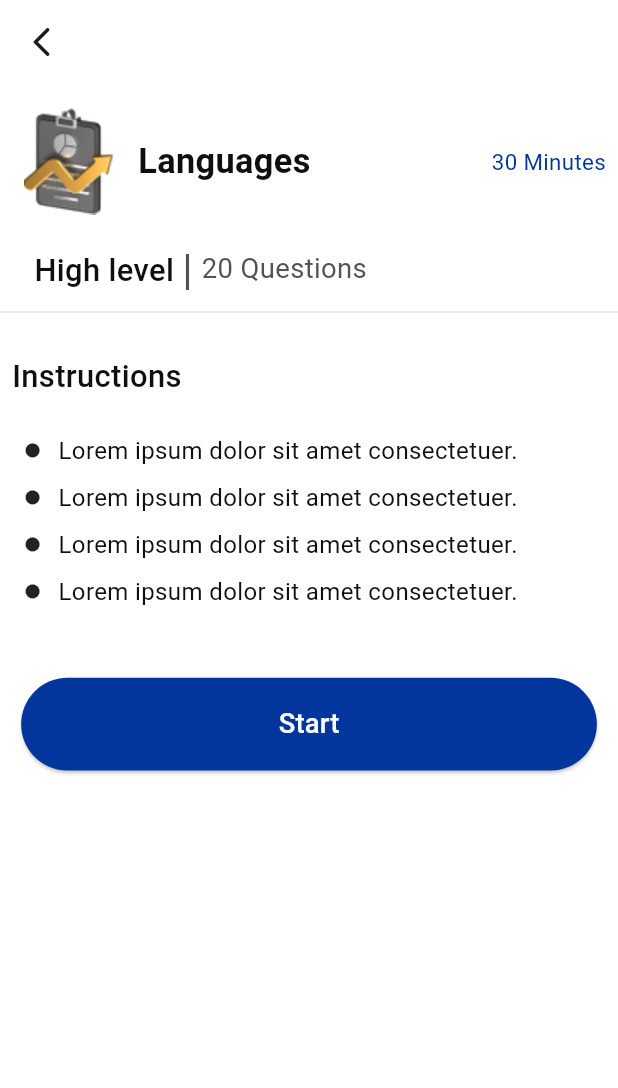
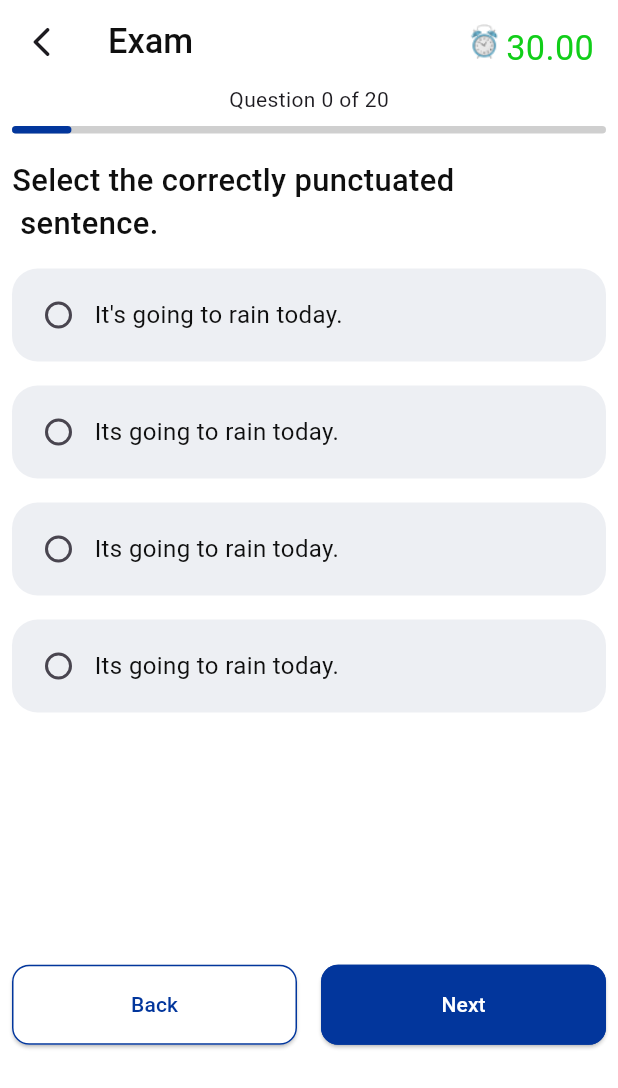
Before and after one commit to OmarHamed0/online_app, a Flutter app: the StartExamScreen screen opened by its route, after a tap on "Start", on a phone screen of 412 x 824 dp. Shown: the top 1088 px of the screen. Run offline on Flutter 3.47's test engine with Material 3 defaults, Android fonts, the phone set to English and light mode, and no system bars; our stand-ins replace bloc, dio, flutter_bloc, flutter_screenutil, fluttertoast, get_it and 2 more; generated files the repository leaves out were written again; network calls fail.

Commit message:
questionScreen UI:)

```diff
--- a/lib/config/routes/app_routes.dart
+++ b/lib/config/routes/app_routes.dart
@@ -5,6 +5,7 @@ import 'package:online_exam_app/presentation/auth/login/view/login_screen.dart';
 import 'package:online_exam_app/presentation/auth/signup/screen/signup_screen.dart';
 import 'package:online_exam_app/presentation/main_home/main_home_screen/main_home_screen.dart';
 import 'package:online_exam_app/presentation/tabs/explore/explore_screen/explore_screen.dart';
+import 'package:online_exam_app/presentation/tabs/explore/explore_screen/questions_screen.dart';
 import 'package:online_exam_app/presentation/tabs/explore/explore_screen/start_exam_screen.dart';
 import '../../presentation/tabs/explore/explore_screen/specific_subject_screen.dart';
 
@@ -13,6 +14,9 @@ class AppRoutes {
     switch (settings.name) {
       case PageRouteName.specificSubjectScreen:
         return _handleMaterialPageRoute(widget: SpecificSubjectScreen());
+      case PageRouteName.questionsScreenScreen:
+        return _handleMaterialPageRoute(widget: QuestionsScreen());
+
       case PageRouteName.startExamScreen:
         return _handleMaterialPageRoute(widget: StartExamScreen());
       case PageRouteName.exploreScreen:
--- a/lib/config/routes/page_route_name.dart
+++ b/lib/config/routes/page_route_name.dart
@@ -6,4 +6,5 @@ class PageRouteName{
   static const String specificSubjectScreen="specificSubjectScreen";
   static const String exploreScreen="exploreScreen";
   static const String startExamScreen="startExamScreen";
+  static const String questionsScreenScreen="questionsScreenScreen";
 }
--- a/lib/core/styles/colors/app_colors.dart
+++ b/lib/core/styles/colors/app_colors.dart
@@ -1,10 +1,14 @@
 import 'package:flutter/material.dart';
 
-class AppColors{
-  static  Color kWhite=Colors.white;
-  static  Color kBlack=const Color(0xFF0F0F0F);
-  static  Color kGray=const Color(0xFF535353);
-  static const   kDarkGray=Color(0xFFb6A6A6);
-  static const   kRed=Colors.red;
-  static const   kBlue=Color(0xFF02369C);
+class AppColors {
+  static Color kWhite = Colors.white;
+  static Color kBlack = const Color(0xFF0F0F0F);
+  static Color kGray = const Color(0xFF535353);
+  static const kDarkGray = Color(0xFFb6A6A6);
+  static const kRed = Colors.red;
+  static const kBlue = Color(0xFF02369C);
+  static const kLightGrey = Color(0xFFCFCFCF);
+  static const kGreen = Color(0xFF11CE19);
+  static const kLightBlue = Color(0xFFEDEFF3);
+  static const kMedBlue = Color(0xFFCCD7EB);
 }
--- a/lib/core/styles/images/app_images.dart
+++ b/lib/core/styles/images/app_images.dart
@@ -6,4 +6,5 @@ static const draftingTools="assets/images/Drafting Tools.png";
 static const languageTranslator="assets/images/Language Translator.png";
 static const microscope="assets/images/Microscope.png";
 static const profile="assets/images/Profit.png";
+static const alarm="assets/images/alarm.png";
 }
--- /dev/null
+++ b/lib/presentation/tabs/explore/explore_screen/questions_screen.dart
@@ -0,0 +1,174 @@
+import 'package:flutter/cupertino.dart';
+import 'package:flutter/material.dart';
+import 'package:flutter_screenutil/flutter_screenutil.dart';
+import 'package:online_exam_app/core/styles/colors/app_colors.dart';
+import 'package:online_exam_app/core/styles/fonts/app_fonts.dart';
+import 'package:online_exam_app/core/styles/images/app_images.dart';
+
+class QuestionsScreen extends StatefulWidget {
+  static String routeName = "questionsScreen";
+  @override
+  State<QuestionsScreen> createState() => _QuestionsScreenState();
+}
+
+class _QuestionsScreenState extends State<QuestionsScreen> {
+  int currentQuestionIndex = 1;
+  int totalQuestions = 20;
+  int selectedOption = -1;
+  List<String> options = [
+    "It's going to rain today.",
+    "Its going to rain today.",
+    "Its going to rain today.",
+    "Its going to rain today."
+  ];
+  List<String> questions = [];
+  @override
+  Widget build(BuildContext context) {
+    return Scaffold(
+        appBar: AppBar(
+          title: Text("Exam"),
+          leading: Icon(Icons.arrow_back_ios_rounded),
+          actions: [
+            Padding(
+              padding: const EdgeInsets.all(16.0),
+              child: Row(
+                children: [
+                  Image.asset(AppImages.alarm),
+                  SizedBox(width: 5),
+                  Text("30.00",
+                      style: TextStyle(
+                          fontSize: 20.sp,
+                          fontWeight: FontWeight.w400,
+                          color: AppColors.kGreen)),
+                ],
+              ),
+            ),
+          ],
+        ),
+        body: Column(children: [
+          Text(
+            "Question ${selectedOption + 1} of 20",
+          ),
+          Padding(
+            padding: const EdgeInsets.all(8.0),
+            child: LinearProgressIndicator(
+              value: (currentQuestionIndex + 1) / 20,
+              backgroundColor: AppColors.kLightGrey,
+              color: AppColors.kBlue,
+              minHeight: 5,
+              borderRadius: BorderRadius.circular(10.r),
+            ),
+          ),
+          Row(
+            children: [
+              Padding(
+                padding: const EdgeInsets.all(8.0),
+                child: Text("Select the correctly punctuated \n sentence.",
+                    style: TextStyle(
+                        fontWeight: FontWeight.w500,
+                        color: AppColors.kBlack,
+                        fontSize: 18.sp,
+                        overflow: TextOverflow.ellipsis)),
+              ),
+            ],
+          ),
+          Expanded(
+            child: ListView.builder(
+              itemCount: options.length,
+              itemBuilder: (context, index) {
+                return option(
+                    index, options[index]);
+              },
+            ),
+          ),
+          SizedBox(
+            height: 20.h,
+          ),
+          Padding(
+            padding: EdgeInsets.only(bottom: 100.h),
+            child: Row(
+              mainAxisAlignment: MainAxisAlignment.spaceBetween,
+              children: [
+                Expanded(
+                  child: Padding(
+                    padding: const EdgeInsets.all(8.0),
+                    child: ElevatedButton(
+                      style: ElevatedButton.styleFrom(
+                        padding: EdgeInsets.symmetric(vertical: 14.h),
+                        shape: RoundedRectangleBorder(
+                            borderRadius: BorderRadius.circular(10.r)),
+                        backgroundColor: Colors.white,
+                        side: BorderSide(color: AppColors.kBlue),
+                      ),
+                      onPressed: (){},
+                      child: Text(
+                        "Back",
+                        style: TextStyle(color: AppColors.kBlue),
+                      ),
+                    ),
+                  ),
+                ),
+                Expanded(
+                  child: Padding(
+                    padding: const EdgeInsets.all(8.0),
+                    child: ElevatedButton(
+                      style: ElevatedButton.styleFrom(
+                        padding: EdgeInsets.symmetric(vertical: 14.h),
+                        shape: RoundedRectangleBorder(
+                            borderRadius: BorderRadius.circular(10.r)),
+                        backgroundColor: AppColors.kBlue,
+                        side: BorderSide(color: AppColors.kBlue),
+                      ),
+                      onPressed: () {},
+                      child: Text(
+                        "Next",
+                        style: TextStyle(color: AppColors.kWhite),
+                      ),
+                    ),
+                  ),
+                ),
+              ],
+            ),
+          )
+        ]));
+  }
+
+  Widget option(int value, String text) {
+    return Padding(
+      padding: EdgeInsets.all(8),
+      child: InkWell(
+        onTap: () {
+          setState(() {
+            selectedOption = value;
+          });
+        },
+        child: Container(
+          padding: EdgeInsets.all(7),
+          decoration: BoxDecoration(
+            color: selectedOption == value
+                ? AppColors.kMedBlue
+                : AppColors.kLightBlue,
+            borderRadius: BorderRadius.circular(15.r),
+          ),
+          child: Row(
+            children: [
+              Radio<int>(
+                value: value,
+                groupValue: selectedOption,
+                activeColor: AppColors.kBlue,
+                onChanged: (int? newValue) {
+                  setState(() {
+                    selectedOption = newValue!;
+                  });
+                },
+              ),
+              Expanded(
+                child: Text(text, style: AppFonts.font14BlackWeight400),
+              ),
+            ],
+          ),
+        ),
+      ),
+    );
+  }
+}
--- a/lib/presentation/tabs/explore/explore_screen/start_exam_screen.dart
+++ b/lib/presentation/tabs/explore/explore_screen/start_exam_screen.dart
@@ -166,7 +166,9 @@ class StartExamScreen extends StatelessWidget {
             height: 25.h,
           ),
           ElevatedButton(
-            onPressed: () {},
+            onPressed: () {
+              Navigator.pushNamed(context, PageRouteName.questionsScreenScreen);
+            },
             child: Text(
               "Start",
               style: AppFonts.font16BlueWeight500
--- /dev/null
+++ b/lib/presentation/tabs/explore/explore_screen/widgets/questions_container.dart
@@ -0,0 +1,2 @@
+import 'package:flutter/cupertino.dart';
+import 'package:flutter/material.dart';
```
Also changed, not shown: assets/images/alarm.png (added).
